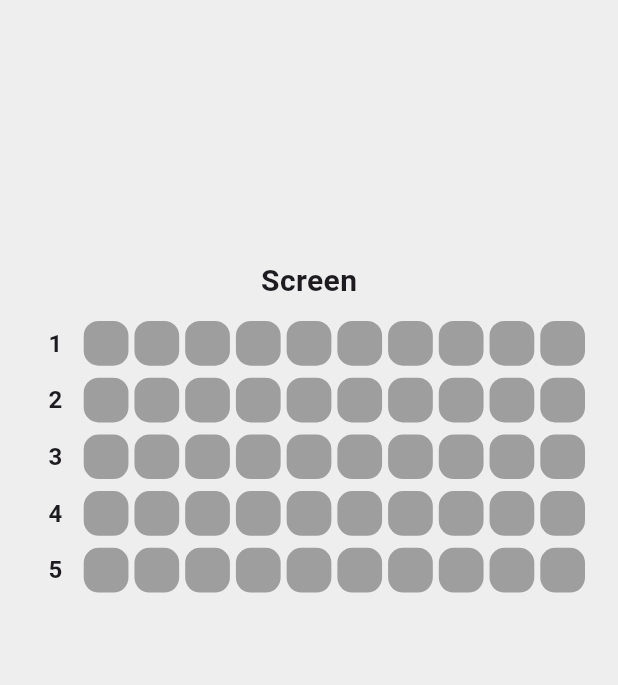
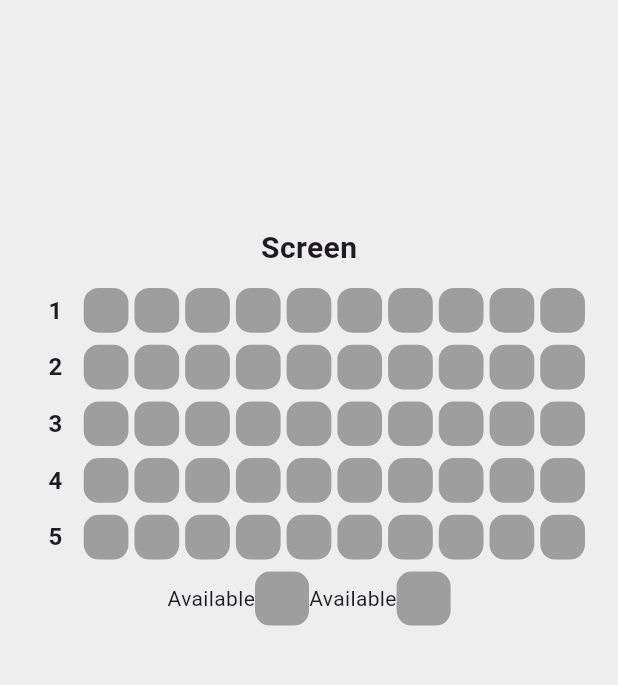
Before and after one commit to hippieperm/flutter_seat_app, a Flutter app: the screen it shows after launch, on a phone screen of 412 x 824 dp, the part 84-769 px from its top. Run offline on Flutter 3.47's test engine with Material 3 defaults, Android fonts, the phone set to English and light mode, and no system bars.

Commit message:
SeatSelectBox 위젯 수정: 좌석 상태를 나타내는 레이블 추가 및 UI 개선

```diff
--- a/lib/seat_select_box.dart
+++ b/lib/seat_select_box.dart
@@ -26,8 +26,32 @@ class SeatSelectBox extends StatelessWidget {
           row(4),
           SizedBox(height: 8),
           row(5),
+          SizedBox(height: 8),
+          Row(
+            mainAxisAlignment: MainAxisAlignment.center,
+            children: [
+              label(),
+              label(),
+            ],
+          ),
         ],
       ),
+    );
+  }
+
+  Row label() {
+    return Row(
+      children: [
+        Text('Available'),
+        Container(
+          height: 36,
+          width: 36,
+          decoration: BoxDecoration(
+            color: Colors.grey,
+            borderRadius: BorderRadius.circular(10),
+          ),
+        ),
+      ],
     );
   }
 
```
